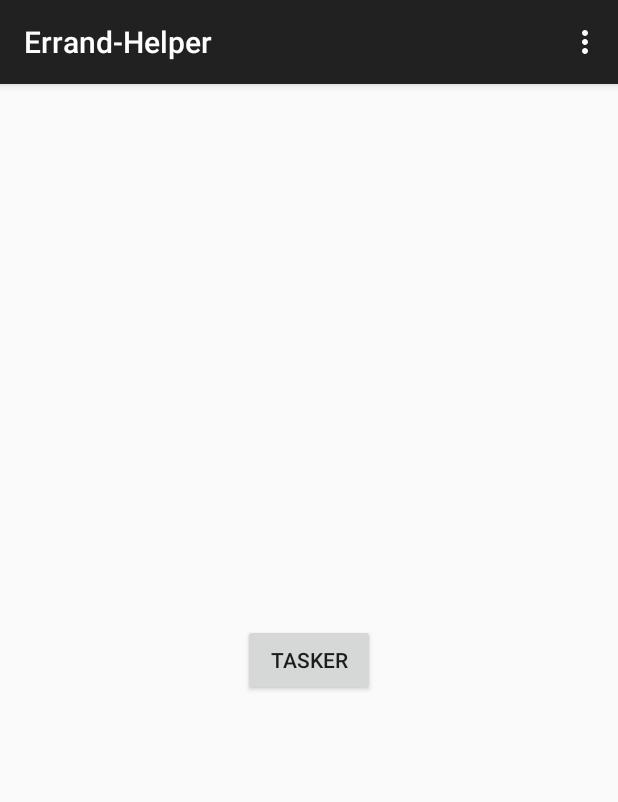
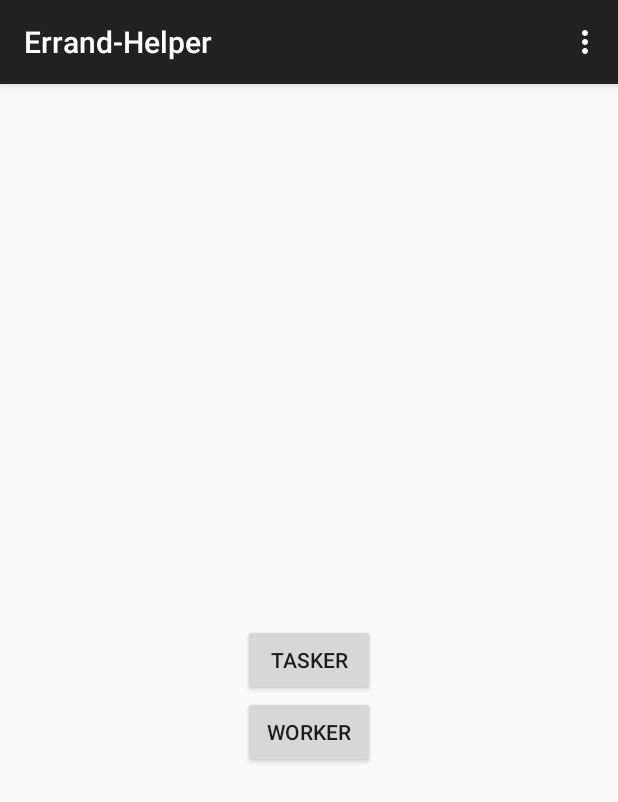
Before and after one commit to subahur/Errand-Helper, an Android app: the screen it shows after launch (MainActivity), on a phone screen of 412 x 824 dp. Shown: the top 802 px of the screen. Run offline under Robolectric (Android 15) with nearby library versions, the phone set to English and light mode, and no system bars.

Commit message:
New activity to accept a task linked to the home page

```diff
--- a/app/src/main/java/com/example/snr/errand_helper/MainActivity.java
+++ b/app/src/main/java/com/example/snr/errand_helper/MainActivity.java
@@ -17,16 +17,30 @@ public class MainActivity extends AppCompatActivity {
     protected void onCreate(Bundle savedInstanceState) {
         super.onCreate(savedInstanceState);
         setContentView(R.layout.activity_main);
-        onClickButtonListner();
+        onClickNewTaskButtonListner();
+        onClickSelectTaskButtonListner();
     }
 
-    public void onClickButtonListner() {
+    public void onClickNewTaskButtonListner() {
         button_new_task_submit = (Button) findViewById(R.id.button_new_task);
         button_new_task_submit.setOnClickListener(
                 new View.OnClickListener() {
 
                     public void onClick(View w) {
                         Intent intent = new Intent("com.example.snr.errand_helper.TaskNew");
+                        startActivity(intent);
+                    }
+                }
+        );
+    }
+
+    public void onClickSelectTaskButtonListner() {
+        button_new_task_submit = (Button) findViewById(R.id.button_select_task);
+        button_new_task_submit.setOnClickListener(
+                new View.OnClickListener() {
+
+                    public void onClick(View w) {
+                        Intent intent = new Intent("com.example.snr.errand_helper.TaskSelect");
                         startActivity(intent);
                     }
                 }
--- a/app/src/main/res/layout/activity_main.xml
+++ b/app/src/main/res/layout/activity_main.xml
@@ -10,7 +10,17 @@
         android:layout_width="wrap_content"
         android:layout_height="wrap_content"
         android:id="@+id/button_new_task"
+        android:text="Tasker"
         android:layout_centerVertical="true"
-        android:layout_centerHorizontal="true"
-        android:text="Tasker" />
+        android:layout_centerHorizontal="true" />
+
+    <Button
+        android:layout_width="wrap_content"
+        android:layout_height="wrap_content"
+        android:text="Worker"
+        android:id="@+id/button_select_task"
+        android:layout_below="@+id/button_new_task"
+        android:layout_alignLeft="@+id/button_new_task"
+        android:layout_alignStart="@+id/button_new_task" />
+
 </RelativeLayout>
--- a/app/src/main/res/values/strings.xml
+++ b/app/src/main/res/values/strings.xml
@@ -4,4 +4,5 @@
     <string name="hello_world">Hello world!</string>
     <string name="action_settings">Settings</string>
     <string name="title_activity_task_new">TaskNew</string>
+    <string name="title_activity_task_select">TaskSelect</string>
 </resources>
```
Also changed, not shown: app/src/main/AndroidManifest.xml (+9 -0 lines). Lines whose indentation alone changed are shown as unchanged.
